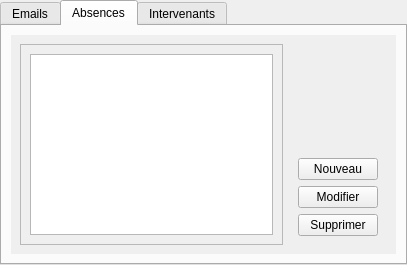
Before: the Qt Designer form gestionAbsencesUI.ui in ncarrier/gestion_ecole_de_musique, drawn with Qt 5.
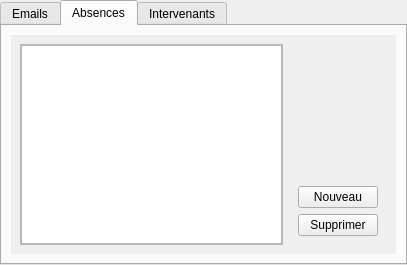
After: the same form once the commit is applied. The open tabs and pages were chosen to show the change.

Commit message: Gestion d'erreur : erreur de mot de passe et pas de réseau Enregistrement à chaque changement Sélection par ligne faite proprement Messages de confirmation de suppression qui s'adaptent Traduction Correction du mail Envoi du mail avec saisie du mot de passe

Diff of the .ui file:
```diff
--- a/gestionAbsencesUI.ui
+++ b/gestionAbsencesUI.ui
@@ -126,11 +126,14 @@
            <rect>
             <x>0</x>
             <y>0</y>
-            <width>98</width>
-            <height>96</height>
+            <width>250</width>
+            <height>194</height>
            </rect>
           </property>
           <layout class="QHBoxLayout" name="horizontalLayout_2">
+           <property name="margin">
+            <number>0</number>
+           </property>
            <item>
             <widget class="QTableView" name="tvAbsences">
              <attribute name="horizontalHeaderDefaultSectionSize">
@@ -168,13 +171,6 @@
             </property>
            </widget>
           </item>
-          <item>
-           <widget class="QPushButton" name="modifierAbsence">
-            <property name="text">
-             <string>Modifier</string>
-            </property>
-           </widget>
-          </item>
           <item>
            <widget class="QPushButton" name="supprimerAbsence">
             <property name="text">
```
Left out of the diff: 19 changed lines with no effect on the pictures. The commit also changes 2 other files.
